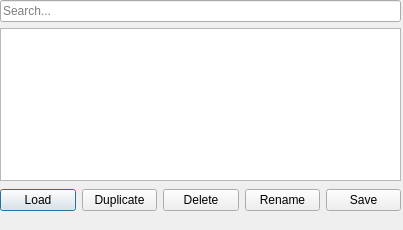
Before: the Qt Designer form core/ui/my_toolbar/dlg_save.ui in Giswater/gw_plotmanage_plugin, drawn with Qt 5.
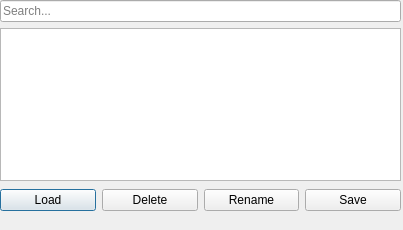
After: the same form once the commit is applied.

What changed in the file:
```diff
--- a/core/ui/my_toolbar/dlg_save.ui
+++ b/core/ui/my_toolbar/dlg_save.ui
@@ -52,13 +52,6 @@
       </property>
      </widget>
     </item>
-    <item>
-     <widget class="QPushButton" name="btn_duplicate">
-      <property name="text">
-       <string>Duplicate</string>
-      </property>
-     </widget>
-    </item>
     <item>
      <widget class="QPushButton" name="btn_delete">
       <property name="text">
```
